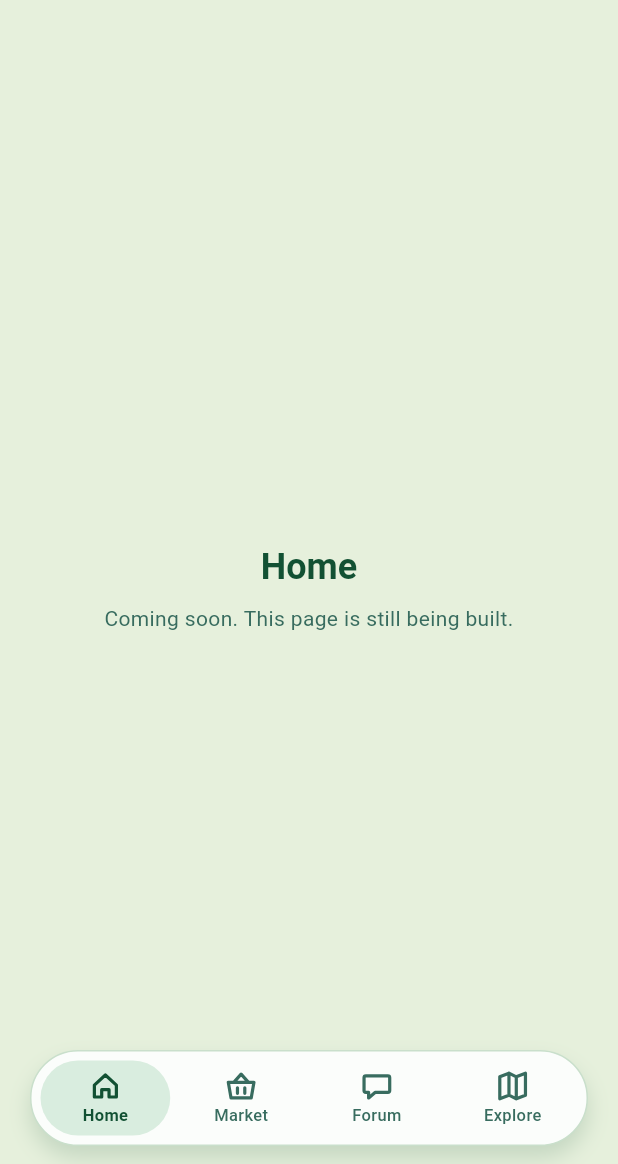
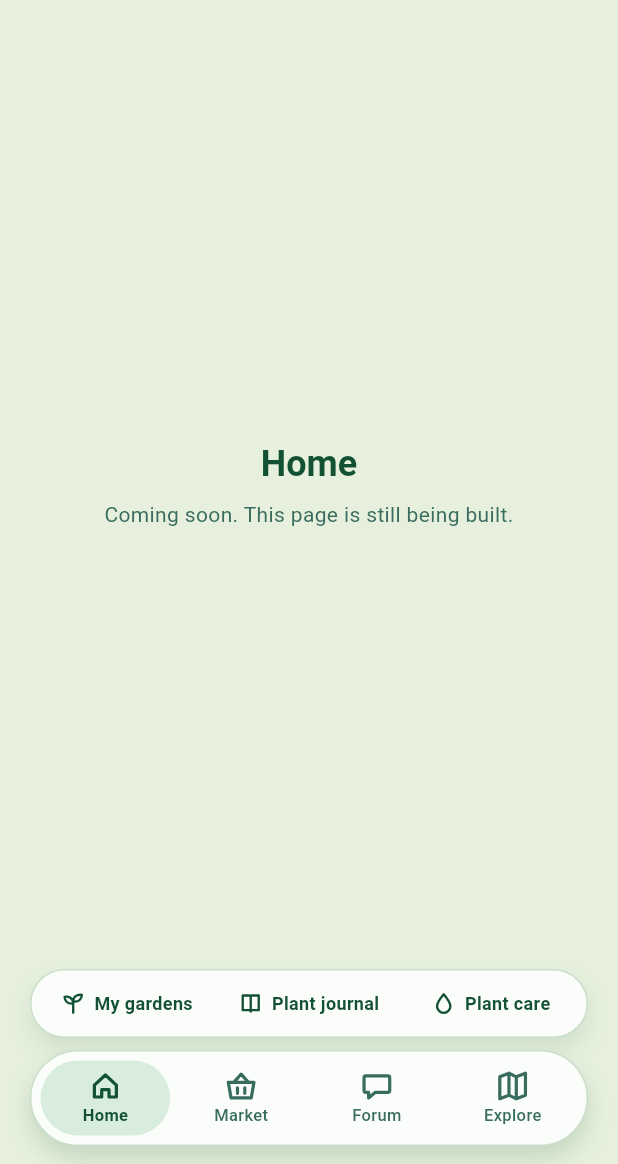
Before and after one commit to paramitasan/urFunFarming_mobile, a Flutter app: the screen it shows after launch, on a phone screen of 412 x 824 dp, the part 72-1236 px from its top. Run offline on Flutter 3.47's test engine with Material 3 defaults, Android fonts, the phone set to English and light mode, and no system bars; our stand-ins replace flutter_svg, material_ui.

Commit message:
feat: add grower tools bar

```diff
--- a/lib/screens/app_shell.dart
+++ b/lib/screens/app_shell.dart
@@ -6,6 +6,7 @@ import 'package:urfunfarming_mobile/forum/screens/forum_page.dart';
 import 'package:urfunfarming_mobile/gardens/screens/gardens_page.dart';
 import 'package:urfunfarming_mobile/journal/screens/journal_page.dart';
 import 'package:urfunfarming_mobile/widgets/empty_state.dart';
+import 'package:urfunfarming_mobile/widgets/grower_tools_bar.dart';
 import 'package:urfunfarming_mobile/widgets/main_nav_bar.dart';
 
 /// Every page the shell can show. The first four are main-bar tabs; the
@@ -48,8 +49,10 @@ class _AppShellState extends State<AppShell> {
   Widget build(BuildContext context) {
     final colors = Theme.of(context).colorScheme;
     return Scaffold(
-      // Let pages run behind the floating bars.
-      extendBody: true,
+      // extendBody stays false: the body ends above the bars, so the bars
+      // never cover page content (the space below the body is the bars'
+      // height, which the Scaffold works out from bottomNavigationBar).
+      extendBody: false,
       appBar: AppBar(
         titleSpacing: 20,
         title: Text(
@@ -72,8 +75,17 @@ class _AppShellState extends State<AppShell> {
         top: false,
         minimum: const EdgeInsets.only(bottom: 12),
         child: Padding(
-          padding: const EdgeInsets.symmetric(horizontal: 20),
-          child: MainNavBar(current: _current, onSelect: _select),
+          padding: const EdgeInsets.fromLTRB(20, 8, 20, 0),
+          child: Column(
+            mainAxisSize: MainAxisSize.min,
+            children: [
+              if (widget.isGrower) ...[
+                GrowerToolsBar(current: _current, onSelect: _select),
+                const SizedBox(height: 8),
+              ],
+              MainNavBar(current: _current, onSelect: _select),
+            ],
+          ),
         ),
       ),
     );
--- /dev/null
+++ b/lib/widgets/grower_tools_bar.dart
@@ -0,0 +1,113 @@
+import 'package:material_ui/material_ui.dart';
+import 'package:urfunfarming_mobile/screens/app_shell.dart';
+import 'package:urfunfarming_mobile/widgets/svg_icon.dart';
+
+/// The floating grower tools bar above the main bar: My gardens, Plant
+/// journal, Plant care.
+///
+/// Figma: Parts / Bottom nav / Grower tools. The active tool is a dark green
+/// pill with light text.
+class GrowerToolsBar extends StatelessWidget {
+  const GrowerToolsBar({
+    super.key,
+    required this.current,
+    required this.onSelect,
+  });
+
+  final AppDestination current;
+  final ValueChanged<AppDestination> onSelect;
+
+  static const _tools = [
+    (AppDestination.gardens, 'My gardens', 'assets/icons/tool_gardens.svg'),
+    (AppDestination.journal, 'Plant journal', 'assets/icons/tool_journal.svg'),
+    (AppDestination.care, 'Plant care', 'assets/icons/tool_care.svg'),
+  ];
+
+  @override
+  Widget build(BuildContext context) {
+    final colors = Theme.of(context).colorScheme;
+    return Container(
+      height: 46,
+      padding: const EdgeInsets.all(5),
+      decoration: BoxDecoration(
+        color: colors.surfaceContainerLowest,
+        borderRadius: BorderRadius.circular(23),
+        border: Border.all(color: colors.outlineVariant),
+        boxShadow: [
+          BoxShadow(
+            color: colors.onSurface.withValues(alpha: 0.10),
+            offset: const Offset(0, 8),
+            blurRadius: 12,
+          ),
+        ],
+      ),
+      child: Row(
+        children: [
+          for (final (i, (destination, label, icon)) in _tools.indexed) ...[
+            if (i > 0) const SizedBox(width: 4),
+            Expanded(
+              child: _ToolPill(
+                label: label,
+                icon: icon,
+                selected: destination == current,
+                onTap: () => onSelect(destination),
+              ),
+            ),
+          ],
+        ],
+      ),
+    );
+  }
+}
+
+class _ToolPill extends StatelessWidget {
+  const _ToolPill({
+    required this.label,
+    required this.icon,
+    required this.selected,
+    required this.onTap,
+  });
+
+  final String label;
+  final String icon;
+  final bool selected;
+  final VoidCallback onTap;
+
+  @override
+  Widget build(BuildContext context) {
+    final colors = Theme.of(context).colorScheme;
+    final foreground = selected ? colors.onSecondary : colors.onSurface;
+    return Semantics(
+      selected: selected,
+      button: true,
+      child: Material(
+        color: selected ? colors.secondary : Colors.transparent,
+        borderRadius: BorderRadius.circular(18),
+        clipBehavior: Clip.antiAlias,
+        child: InkWell(
+          onTap: onTap,
+          child: Row(
+            mainAxisAlignment: MainAxisAlignment.center,
+            children: [
+              SvgIcon(icon, size: 16, color: foreground),
+              const SizedBox(width: 6),
+              Flexible(
+                child: Text(
+                  label,
+                  maxLines: 1,
+                  overflow: TextOverflow.ellipsis,
+                  style: TextStyle(
+                    fontSize: 12,
+                    height: 16 / 12,
+                    fontWeight: FontWeight.w600,
+                    color: foreground,
+                  ),
+                ),
+              ),
+            ],
+          ),
+        ),
+      ),
+    );
+  }
+}
```
Also changed, not shown: assets/icons/tool_care.svg (added), assets/icons/tool_gardens.svg (added), assets/icons/tool_journal.svg (added).
